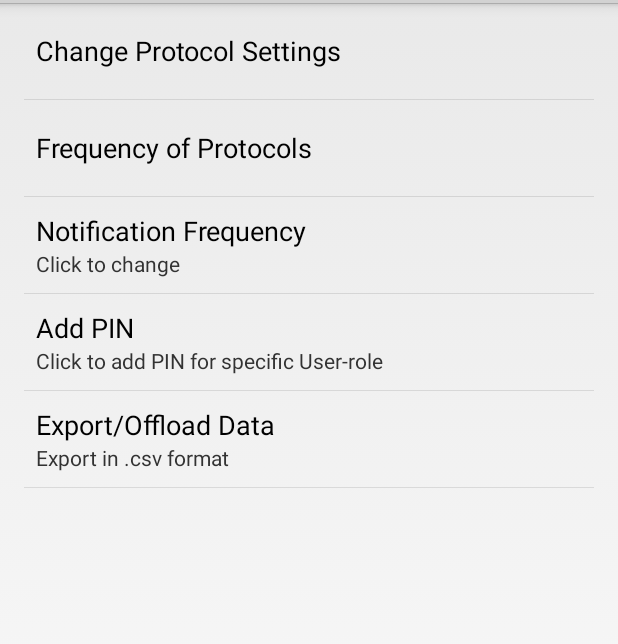
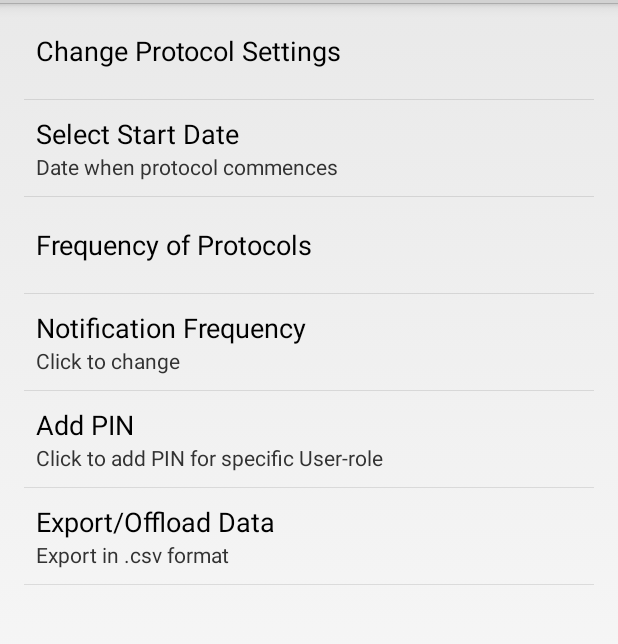
Before and after one commit to sylvr3/REACHv1, an Android app: the Preferences screen opened directly, with no data from a screen before it, on a phone screen of 412 x 824 dp, the part 69-713 px from its top. Run offline under Robolectric (Android 15) with nearby library versions, the phone set to English and light mode, and no system bars; network calls fail.

Commit message:
Added date picker in ADmin setting

```diff
--- /dev/null
+++ b/app/src/main/res/menu/menu_date_preference.xml
@@ -0,0 +1,5 @@
+<menu xmlns:android="http://schemas.android.com/apk/res/android"
+    xmlns:tools="http://schemas.android.com/tools" tools:context="asu.reach.DatePreferenceActivity">
+    <item android:id="@+id/action_settings" android:title="@string/action_settings"
+        android:orderInCategory="100" android:showAsAction="never" />
+</menu>
--- a/app/src/main/res/values/strings.xml
+++ b/app/src/main/res/values/strings.xml
@@ -11,4 +11,5 @@
     <string name="title_activity_blob">Blob</string>
     <string name="title_activity_worry_heads">WorryHeads</string>
     <string name="prefs">Chinmay;Akshay</string>
+    <string name="title_activity_date_preference">DatePreferenceActivity</string>
 </resources>
--- a/app/src/main/res/xml/prefs.xml
+++ b/app/src/main/res/xml/prefs.xml
@@ -7,79 +7,89 @@
     <PreferenceScreen
         android:key="changeProtocolMenu"
         android:title="Change Protocol Settings">
-        <MultiSelectListPreference android:key="DD_week_setting"
+        <MultiSelectListPreference
+            android:defaultValue="@array/emptyValue"
             android:entries="@array/protocols"
             android:entryValues="@array/protocolValue"
+            android:key="DD_week_setting"
             android:persistent="true"
+            android:summary="Click to change"
+            android:title="Daily Diary Settings" />
+        <MultiSelectListPreference
             android:defaultValue="@array/emptyValue"
-            android:title="Daily Diary Settings"
-            android:summary="Click to change"
-            />
-        <MultiSelectListPreference android:key="STOP_week_setting"
             android:entries="@array/protocols"
             android:entryValues="@array/protocolValue"
+            android:key="STOP_week_setting"
             android:persistent="true"
+            android:summary="Click to change"
+            android:title="STOP Settings" />
+        <MultiSelectListPreference
             android:defaultValue="@array/emptyValue"
-            android:title="STOP Settings"
-            android:summary="Click to change"
-            />
-        <MultiSelectListPreference android:key="STIC_week_setting"
             android:entries="@array/protocols"
             android:entryValues="@array/protocolValue"
+            android:key="STIC_week_setting"
             android:persistent="true"
-            android:defaultValue="@array/emptyValue"
-            android:title="STIC Settings"
             android:summary="Click to change"
-            />
+            android:title="STIC Settings" />
     </PreferenceScreen>
-    <PreferenceScreen android:key="protocolFreq"
+    <asu.reach.DatePreference
+        android:defaultValue="2015-01-01"
+        android:key="initialStartDate"
+        android:summary="Date when protocol commences"
+        android:title="Select Start Date" />
+    <PreferenceScreen
+        android:key="protocolFreq"
         android:title="Frequency of Protocols">
-        <ListPreference android:key="DDFrequency"
-            android:summary="Click to change"
-            android:title="Daily Diary Frequency"
+        <ListPreference
             android:entries="@array/frequencyEntries"
             android:entryValues="@array/frequencyEntreisValues"
-        />
-        <ListPreference android:key="DDFrequency"
+            android:key="DDFrequency"
             android:summary="Click to change"
-            android:title="STOP Frequency"
+            android:title="Daily Diary Frequency" />
+        <ListPreference
             android:entries="@array/frequencyEntries"
             android:entryValues="@array/frequencyEntreisValues"
-        />
-        <ListPreference android:key="STICFrequency"
+            android:key="DDFrequency"
             android:summary="Click to change"
-            android:title="Stic Frequency"
+            android:title="STOP Frequency" />
+        <ListPreference
             android:entries="@array/frequencyEntries"
             android:entryValues="@array/frequencyEntreisValues"
-        />
+            android:key="STICFrequency"
+            android:summary="Click to change"
+            android:title="Stic Frequency" />
 
     </PreferenceScreen>
-        <ListPreference android:key="notifFreq"
-            android:title="Notification Frequency"
+    <ListPreference
+        android:entries="@array/frequencyEntries"
+        android:entryValues="@array/frequencyEntreisValues"
+        android:key="notifFreq"
         android:summary="Click to change"
-            android:entries="@array/frequencyEntries"
-            android:entryValues="@array/frequencyEntreisValues"/>
+        android:title="Notification Frequency" />
 
-        <PreferenceScreen android:key="PinAdd"
-            android:title="Add PIN"
-            android:summary="Click to add PIN for specific User-role">
-            <EditTextPreference android:key="teaherPIN"
-                android:title="Teacher PIN"
+    <PreferenceScreen
+        android:key="PinAdd"
+        android:summary="Click to add PIN for specific User-role"
+        android:title="Add PIN">
+        <EditTextPreference
+            android:inputType="number"
+            android:key="teaherPIN"
+            android:password="true"
             android:summary="Click to set"
+            android:title="Teacher PIN" />
+        <EditTextPreference
+            android:inputType="number"
+            android:key="AdminPIN"
             android:password="true"
-                android:inputType="number"
-                />
-            <EditTextPreference android:key="AdminPIN"
-                android:title="Admin PIN"
             android:summary="Click to set"
-                android:password="true"
-                android:inputType="number"
-                />
+            android:title="Admin PIN" />
     </PreferenceScreen>
-    <PreferenceScreen android:key="exportDataMenu"
-        android:title="Export/Offload Data"
-        android:summary="Export in .csv format">
-        <CheckBoxPreference android:key="underConstruction"
-            android:title="Under Construction"/>
+    <PreferenceScreen
+        android:key="exportDataMenu"
+        android:summary="Export in .csv format"
+        android:title="Export/Offload Data">
+        <CheckBoxPreference
+            android:key="underConstruction"
+            android:title="Under Construction" />
     </PreferenceScreen>
 </PreferenceScreen>
```
Also changed, not shown: app/src/main/AndroidManifest.xml (+7 -1 lines), app/src/main/java/asu/reach/DatePreference.java (added, +279 -0 lines), app/src/main/java/asu/reach/DatePreferenceActivity.java (added, +65 -0 lines), app/src/main/res/layout/activity_date_preference.xml (added, +12 -0 lines), 3 other files. Lines whose indentation alone changed are shown as unchanged.
